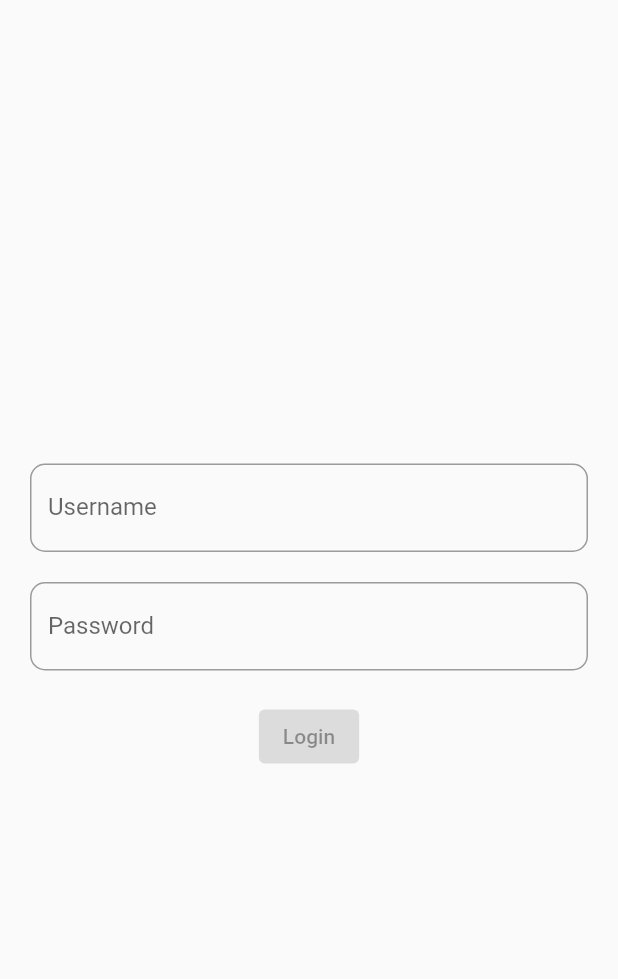
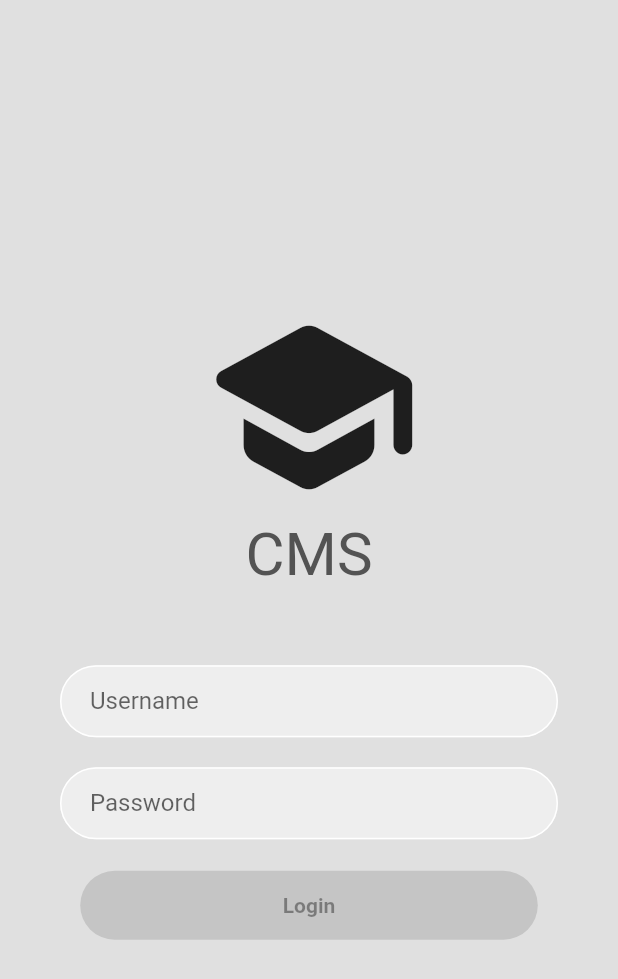
Before and after one commit to rajul007/CMS, a Flutter app: the screen it shows after launch, on a phone screen of 412 x 824 dp. Shown: the top 979 px of the screen. Run offline on Flutter 3.47's test engine with Material 2 defaults, Android fonts, the phone set to English and light mode, and no system bars; our stand-ins replace flutter_secure_storage; missing offline and left inert: dart_jsonwebtoken, mongo_dart.

Commit message:
Login UI Improvements

```diff
--- a/lib/main.dart
+++ b/lib/main.dart
@@ -15,6 +15,7 @@ class MyApp extends StatelessWidget {
   @override
   Widget build(BuildContext context) {
     return MaterialApp(
+      debugShowCheckedModeBanner: false,
       title: 'CMS',
       theme: ThemeData(
         primarySwatch: Colors.blue,
--- a/lib/marks/display.dart
+++ b/lib/marks/display.dart
@@ -33,9 +33,6 @@ class _DisplayMarksState extends State<DisplayMarks> {
       appBar: AppBar(
         centerTitle: true,
         title: Text('CMS'),
-        // actions: [
-        //   IconButton(onPressed: () => _logout(), icon: Icon(Icons.logout))
-        // ],
       ),
       body: SafeArea(
           child: Column(
--- a/lib/users/login.dart
+++ b/lib/users/login.dart
@@ -18,7 +18,6 @@ class _CheckLoginStateState extends State<CheckLoginState> {
   }
 
   void checkLogin(String? token) async {
-    // print("Token ${token}");
     if (token == "" || token == null) {
       Navigator.of(context).pushAndRemoveUntil(MaterialPageRoute(
         builder: (BuildContext context) {
@@ -77,6 +76,7 @@ class _LoginState extends State<Login> {
   @override
   Widget build(BuildContext context) {
     return Scaffold(
+      backgroundColor: Colors.grey[300],
       body: Container(
         padding: EdgeInsets.all(20),
         alignment: Alignment.center,
@@ -93,32 +93,81 @@ class _LoginState extends State<Login> {
                   mainAxisAlignment: MainAxisAlignment.center,
                   crossAxisAlignment: CrossAxisAlignment.center,
                   children: <Widget>[
-                    TextField(
+                    Icon(
+                      Icons.school_rounded,
+                      size: 150,
+                    ),
+                    Text(
+                      "CMS",
+                      style: TextStyle(
+                          fontSize: 40, color: Color.fromARGB(255, 83, 83, 83)),
+                    ),
+                    SizedBox(height: 50),
+                    Padding(
+                      padding: const EdgeInsets.symmetric(horizontal: 20.0),
+                      child: TextField(
                         controller: username,
                         decoration: InputDecoration(
                           labelText: "Username",
-                        border: OutlineInputBorder(
-                            borderRadius: BorderRadius.circular(10)),
+                          contentPadding: EdgeInsets.symmetric(horizontal: 20),
+                          enabledBorder: OutlineInputBorder(
+                              borderSide: BorderSide(color: Colors.white),
+                              borderRadius: BorderRadius.circular(30)),
+                          focusedBorder: OutlineInputBorder(
+                              borderSide:
+                                  BorderSide(color: Colors.grey.shade400),
+                              borderRadius: BorderRadius.circular(30)),
+                          fillColor: Colors.grey.shade200,
+                          filled: true,
+                        ),
                       ),
                     ),
                     SizedBox(
                       height: 20,
                     ),
-                    TextField(
+                    Padding(
+                      padding: const EdgeInsets.symmetric(horizontal: 20.0),
+                      child: TextField(
                         controller: password,
                         obscureText: true,
                         decoration: InputDecoration(
                           labelText: "Password",
-                        border: OutlineInputBorder(
-                            borderRadius: BorderRadius.circular(10)),
+                          contentPadding: EdgeInsets.symmetric(horizontal: 20),
+                          enabledBorder: OutlineInputBorder(
+                              borderSide: BorderSide(color: Colors.white),
+                              borderRadius: BorderRadius.circular(30)),
+                          focusedBorder: OutlineInputBorder(
+                              borderSide:
+                                  BorderSide(color: Colors.grey.shade400),
+                              borderRadius: BorderRadius.circular(30)),
+                          fillColor: Colors.grey.shade200,
+                          filled: true,
+                        ),
                       ),
                     ),
                     SizedBox(height: 20),
-                    ElevatedButton(
+                    Padding(
+                      padding: const EdgeInsets.symmetric(
+                        horizontal: 20.0,
+                      ),
+                      child: ElevatedButton(
+                          style: ElevatedButton.styleFrom(
+                              backgroundColor: Colors.black,
+                              foregroundColor: Colors.white,
+                              padding: EdgeInsets.symmetric(
+                                  horizontal: 135, vertical: 15),
+                              shape: RoundedRectangleBorder(
+                                  borderRadius: BorderRadius.circular(30.0))),
                           onPressed: isUsername && isPass
                               ? () => _loginUser(username.text, password.text)
                               : null,
-                        child: Text("Login")),
+                          child: Text(
+                            "Login",
+                            style: TextStyle(
+                              fontWeight: FontWeight.bold,
+                            ),
+                          )),
+                    ),
                   ],
                 ),
               )
```
Lines whose indentation alone changed are shown as unchanged.
